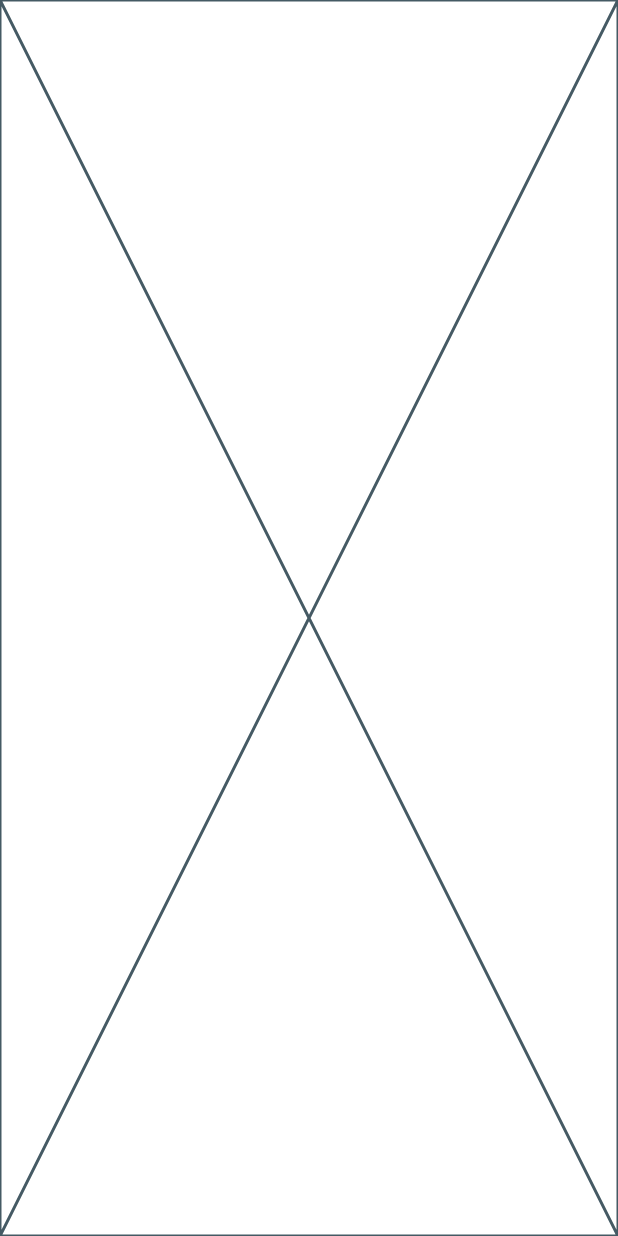
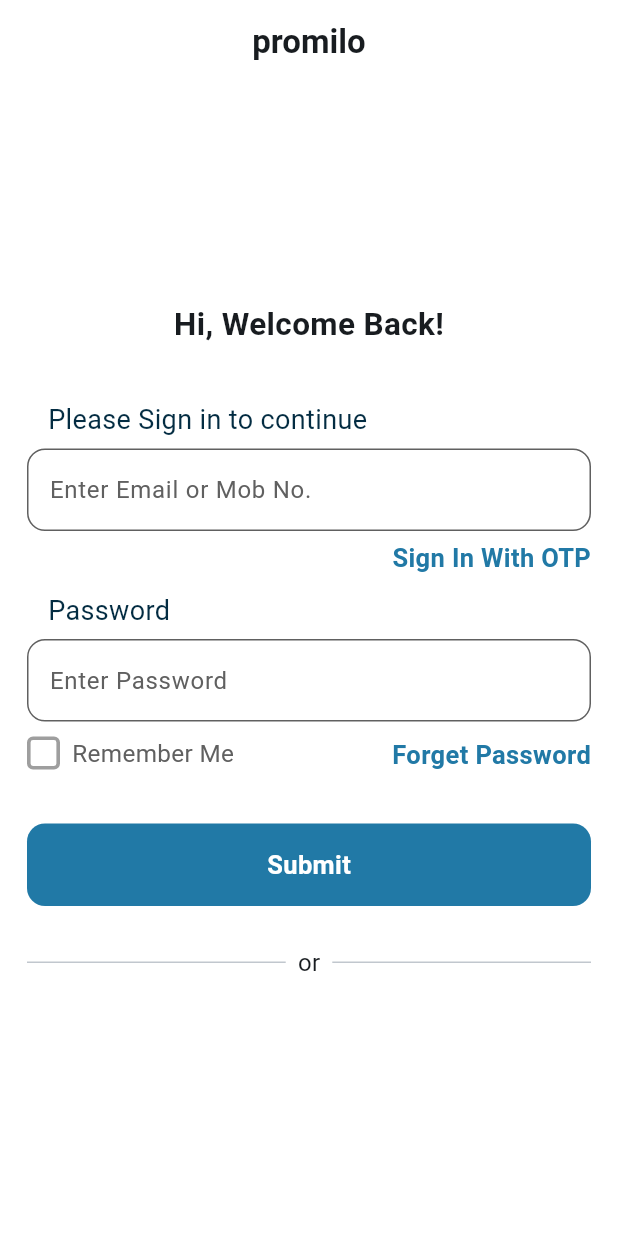
Before and after one commit to codex7Teen/promilo_app_flutter_api, a Flutter app: the screen it shows after launch, on a phone screen of 412 x 824 dp. Run offline on Flutter 3.47's test engine with Material 3 defaults, Android fonts, the phone set to English and light mode, and no system bars.

Commit message:
ui designing of login screen, completed upto login button

```diff
--- a/lib/core/config/app_colors.dart
+++ b/lib/core/config/app_colors.dart
@@ -0,0 +1,9 @@
+import 'package:flutter/material.dart';
+
+class AppColors {
+  static const Color whiteColor = Colors.white;
+  static const Color darkGreyColor = Color.fromARGB(255, 96, 96, 96);
+  static const Color greyColor = Colors.grey;
+  static const Color darkBlueThemeColor = Color(0xFF032C42);
+  static const Color blueThemeColor = Color(0xFF2179A6);
+}
--- a/lib/core/config/app_text_styles.dart
+++ b/lib/core/config/app_text_styles.dart
@@ -0,0 +1,17 @@
+import 'package:flutter/material.dart';
+import 'package:promilo_flutter_app/core/config/app_colors.dart';
+
+class AppTextStyles {
+  static const TextStyle blueColorButtonsText = TextStyle(
+      fontSize: 17,
+      color: AppColors.blueThemeColor,
+      fontWeight: FontWeight.bold);
+
+  static const TextStyle textFieldsHeadingText =
+      TextStyle(fontSize: 18, color: AppColors.darkBlueThemeColor);
+
+  static const TextStyle mainHeadingText =
+      TextStyle(fontWeight: FontWeight.bold, fontSize: 21);
+
+      static const TextStyle promiloText = TextStyle(fontWeight: FontWeight.bold);
+}
--- a/lib/features/auth/presentation/screens/login_screen.dart
+++ b/lib/features/auth/presentation/screens/login_screen.dart
@@ -1,10 +1,131 @@
 import 'package:flutter/material.dart';
+import 'package:promilo_flutter_app/core/config/app_colors.dart';
+import 'package:promilo_flutter_app/core/config/app_text_styles.dart';
+import 'package:promilo_flutter_app/shared/widgets/custom_auth_text_field.dart';
+import 'package:promilo_flutter_app/shared/widgets/custom_blue_button.dart';
 
 class ScreenLogin extends StatelessWidget {
-  const ScreenLogin({super.key});
+  ScreenLogin({super.key});
+
+  final TextEditingController _emailController = TextEditingController();
+
+  final TextEditingController _passwordController = TextEditingController();
 
   @override
   Widget build(BuildContext context) {
-    return const Placeholder();
+    return Scaffold(
+      //! APPBAR
+      appBar: AppBar(
+        backgroundColor: AppColors.whiteColor,
+        centerTitle: true,
+        title: Text('promilo', style: AppTextStyles.promiloText),
+      ),
+      backgroundColor: AppColors.whiteColor,
+      //! BODY
+      body: Padding(
+        padding: const EdgeInsets.symmetric(horizontal: 18),
+        child: Column(
+          mainAxisAlignment: MainAxisAlignment.center,
+          crossAxisAlignment: CrossAxisAlignment.start,
+          children: [
+            //! WELCOME TEXT
+            Center(
+                child: Text(
+              'Hi, Welcome Back!',
+              style: AppTextStyles.mainHeadingText,
+            )),
+            SizedBox(height: 36),
+            //! SIGN IN TEXT
+            Padding(
+              padding: const EdgeInsets.only(left: 14),
+              child: Text(
+                'Please Sign in to continue',
+                style: AppTextStyles.textFieldsHeadingText,
+              ),
+            ),
+            SizedBox(height: 6),
+            //! EMAIL INPUT FIELD
+            CustomAuthTextField(
+                hintText: 'Enter Email or Mob No.',
+                controller: _emailController),
+            SizedBox(height: 6),
+            //! SIGN IN WITH OTP TEXT
+            Align(
+              alignment: Alignment.topRight,
+              child: Text(
+                'Sign In With OTP',
+                style: AppTextStyles.blueColorButtonsText,
+              ),
+            ),
+            SizedBox(height: 10),
+
+            //! PASSWORD TEXT
+            Padding(
+              padding: const EdgeInsets.only(left: 14),
+              child: Text(
+                'Password',
+                style: AppTextStyles.textFieldsHeadingText,
+              ),
+            ),
+            SizedBox(height: 6),
+            //! PASSWORD INPUT FIELD
+            CustomAuthTextField(
+                hintText: 'Enter Password', controller: _passwordController),
+            SizedBox(height: 10),
+            //! REMEMBER ME & FORGOT PASSWORD TEXT
+            Row(
+              crossAxisAlignment: CrossAxisAlignment.start,
+              mainAxisAlignment: MainAxisAlignment.spaceBetween,
+              children: [
+                Row(
+                  spacing: 8,
+                  mainAxisAlignment: MainAxisAlignment.start,
+                  crossAxisAlignment: CrossAxisAlignment.start,
+                  children: [
+                    Container(
+                      height: 22,
+                      width: 22,
+                      decoration: BoxDecoration(
+                          borderRadius: BorderRadius.circular(4),
+                          shape: BoxShape.rectangle,
+                          border: Border.all(
+                              color: AppColors.greyColor, width: 2.4)),
+                    ),
+                    Text(
+                      'Remember Me',
+                      style: TextStyle(
+                          color: AppColors.darkGreyColor, fontSize: 16.2),
+                    )
+                  ],
+                ),
+                Text(
+                  'Forget Password',
+                  style: AppTextStyles.blueColorButtonsText,
+                ),
+              ],
+            ),
+            SizedBox(height: 34),
+            //! SUBMIT BUTTON
+            CustomBlueButton(buttonText: 'Submit'),
+            SizedBox(height: 26),
+            //! OR DIVIDER
+            Row(
+              spacing: 8,
+              mainAxisAlignment: MainAxisAlignment.start,
+              crossAxisAlignment: CrossAxisAlignment.center,
+              children: [
+                Expanded(child: Divider()),
+                Text(
+                  'or',
+                  style: TextStyle(fontSize: 16),
+                ),
+                Expanded(child: Divider())
+              ],
+            ),
+            SizedBox(height: 26),
+          ],
+        ),
+      ),
+    );
   }
 }
--- a/lib/main.dart
+++ b/lib/main.dart
@@ -1,4 +1,5 @@
 import 'package:flutter/material.dart';
+import 'package:promilo_flutter_app/core/config/app_colors.dart';
 import 'package:promilo_flutter_app/features/auth/presentation/screens/login_screen.dart';
 
 void main() {
@@ -13,9 +14,10 @@
     return MaterialApp(
         title: 'Promilo_Flutter_App',
         theme: ThemeData(
-          colorScheme: ColorScheme.fromSeed(seedColor: Colors.deepPurple),
+          colorScheme:
+              ColorScheme.fromSeed(seedColor: AppColors.darkBlueThemeColor),
           useMaterial3: true,
         ),
-        home: const ScreenLogin());
+        home: ScreenLogin());
   }
 }
--- /dev/null
+++ b/lib/shared/widgets/custom_auth_text_field.dart
@@ -0,0 +1,26 @@
+import 'package:flutter/material.dart';
+import 'package:promilo_flutter_app/core/config/app_colors.dart';
+
+class CustomAuthTextField extends StatelessWidget {
+  final String hintText;
+  final TextEditingController controller;
+  const CustomAuthTextField(
+      {super.key, required this.hintText, required this.controller});
+
+  @override
+  Widget build(BuildContext context) {
+    return Container(
+      padding: EdgeInsets.symmetric(horizontal: 14, vertical: 10),
+      height: 55,
+      decoration: BoxDecoration(
+          borderRadius: BorderRadius.circular(12),
+          border: Border.all(width: 1, color: AppColors.darkGreyColor)),
+      child: TextFormField(
+        decoration: InputDecoration(
+            hintText: hintText,
+            hintStyle: TextStyle(color: AppColors.darkGreyColor, fontSize: 16),
+            border: InputBorder.none),
+      ),
+    );
+  }
+}
--- /dev/null
+++ b/lib/shared/widgets/custom_blue_button.dart
@@ -0,0 +1,26 @@
+import 'package:flutter/material.dart';
+import 'package:promilo_flutter_app/core/config/app_colors.dart';
+
+class CustomBlueButton extends StatelessWidget {
+  final String buttonText;
+  const CustomBlueButton({super.key, required this.buttonText});
+
+  @override
+  Widget build(BuildContext context) {
+    return Container(
+      width: double.infinity,
+      height: 55,
+      decoration: BoxDecoration(
+          color: AppColors.blueThemeColor,
+          borderRadius: BorderRadius.circular(12)),
+      child: Center(
+          child: Text(
+        buttonText,
+        style: TextStyle(
+            fontWeight: FontWeight.bold,
+            color: AppColors.whiteColor,
+            fontSize: 17),
+      )),
+    );
+  }
+}
```
Also changed, not shown: lib/features/auth/presentation/widgets/login_screen_widgets.dart (added).
